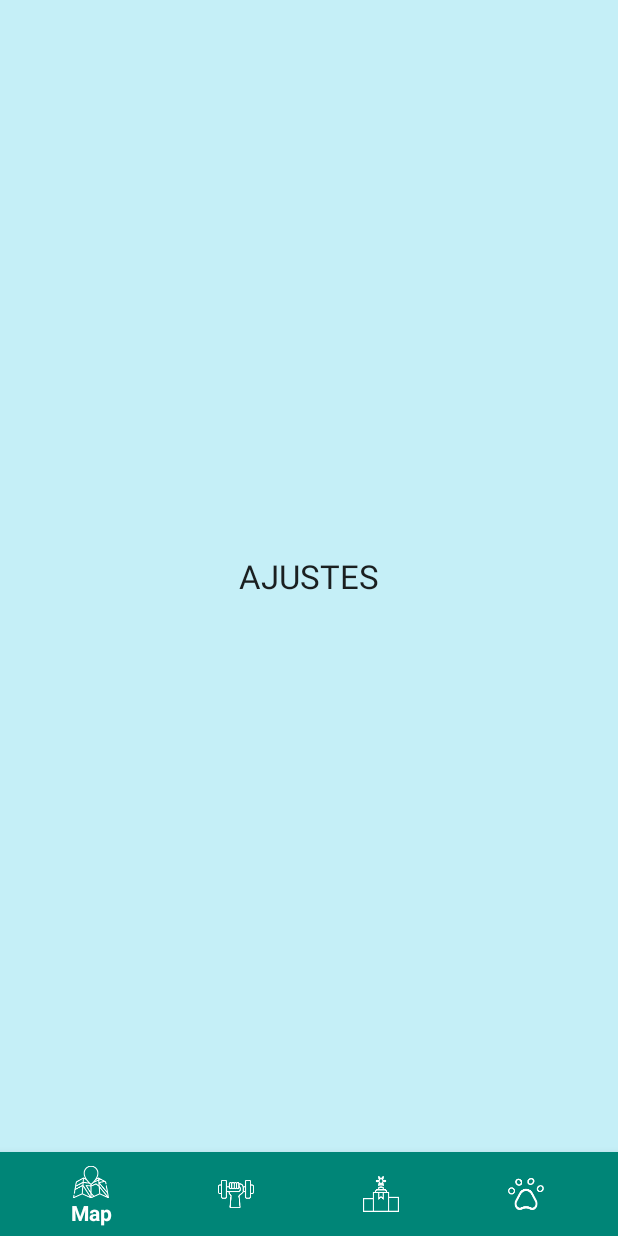
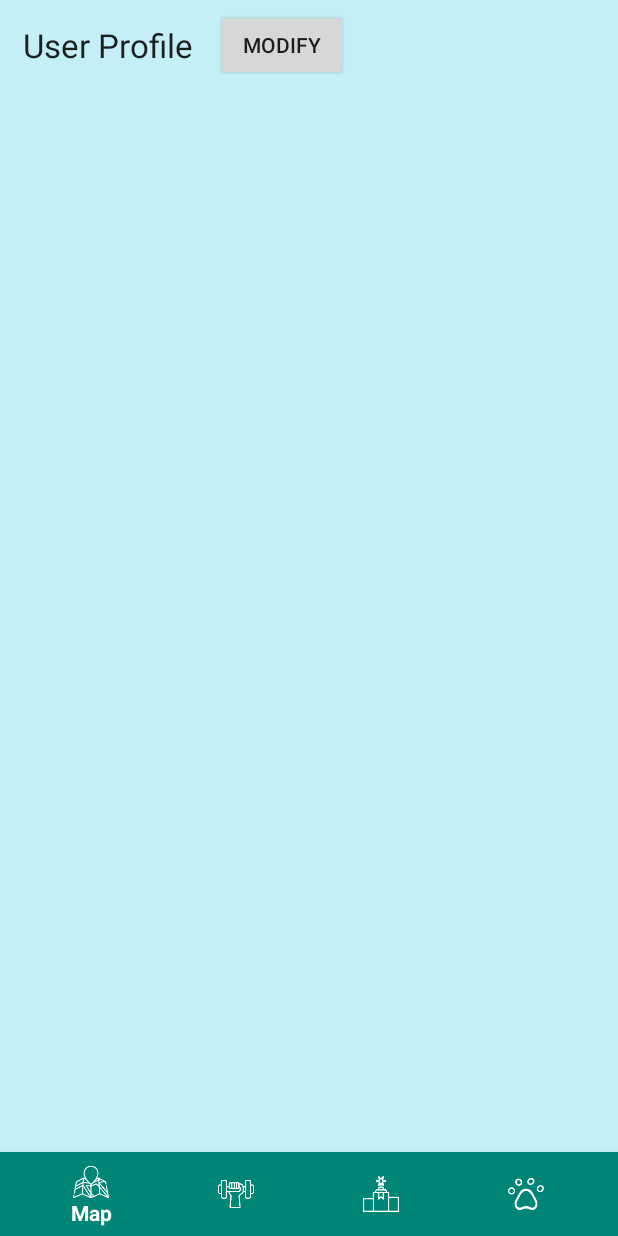
Before and after one commit to gonz92alex/PES_Runnimal-Front, an Android app: the fragment AjustesFragment placed in its activity, on a phone screen of 412 x 824 dp. Run offline under Robolectric (Android 15) with nearby library versions, the phone set to English and light mode, and no system bars; Roboto replaces fonts that are not available here.

Commit message:
Añade pantalla preliminar de ajustes y modificar preliminar
Se añade el modificar usuario pero su pantalla no es correcta aun, solo es una referencia .

```diff
--- a/app/src/main/java/com/example/myapplication/AjustesFragment.java
+++ b/app/src/main/java/com/example/myapplication/AjustesFragment.java
@@ -6,11 +6,29 @@ import android.support.v4.app.Fragment;
 import android.view.LayoutInflater;
 import android.view.View;
 import android.view.ViewGroup;
+import android.widget.Button;
 
 public class AjustesFragment extends Fragment {
     @Nullable
     @Override
     public View onCreateView(LayoutInflater inflater, @Nullable ViewGroup container, @Nullable Bundle savedInstanceState) {
-        return inflater.inflate(R.layout.fragment_ajustes, container, false);
+        View view = inflater.inflate(R.layout.fragment_ajustes, container, false);
+        Button addButton = view.findViewById(R.id.btn_add);
+        addButton.setOnClickListener(new View.OnClickListener() {
+            @Override
+            public void onClick(View v) {
+                /*FragmentTransaction fr = getFragmentManager().beginTransaction();
+                fr.replace(R.id.fragment_container, AnadirMascotaFragment.newInstance("elpapito@mipito.es"))
+                        .commit();*/
+                AddEv();
+            }
+        });
+
+        return view;
+    }
+    public void AddEv() {
+        //ToDO pasamos el mail del usuario logueado como parametro?
+        ((GodActivity)getActivity()).loadFragment(ModifyUserFragment.newInstance("elpapito@mipito.es"));
+
     }
 }
--- a/app/src/main/java/com/example/myapplication/LogInActivity.java
+++ b/app/src/main/java/com/example/myapplication/LogInActivity.java
@@ -90,7 +90,7 @@ public class LogInActivity extends AppCompatActivity {
     public void LoginOk(String email, String nombre /* falta añadir las fotos */){
         Intent LoginIntent = new Intent(this, GodActivity.class);
         SingletonSession.Instance().setMail(email);
-        SingletonSession.Instance().setUsername(nombre);//ToDo esto es un ejemplo, mas adelante tenemos que hacer que pase la informacion que nos retorna el back
+        SingletonSession.Instance().setUsername(nombre);
         startActivity(LoginIntent);
     }
 
--- a/app/src/main/res/layout/fragment_ajustes.xml
+++ b/app/src/main/res/layout/fragment_ajustes.xml
@@ -1,15 +1,32 @@
 <?xml version="1.0" encoding="utf-8"?>
-<RelativeLayout xmlns:android="http://schemas.android.com/apk/res/android"
+<LinearLayout xmlns:android="http://schemas.android.com/apk/res/android"
     android:layout_width="match_parent"
     android:layout_height="match_parent"
-    android:background="#C5EFF7">
+    android:orientation="vertical">
 
-    <TextView
-        android:layout_width="wrap_content"
+    <LinearLayout
+        android:layout_width="match_parent"
         android:layout_height="wrap_content"
-        android:layout_centerHorizontal="true"
-        android:layout_centerVertical="true"
-        android:text="AJUSTES"
-        android:textAppearance="@style/Base.TextAppearance.AppCompat.Large" />
+        android:orientation="horizontal">
 
-</RelativeLayout>
+        <TextView
+            android:layout_width="wrap_content"
+            android:layout_height="wrap_content"
+            android:layout_margin="15dp"
+            android:text="@string/UserProfile"
+            android:textAppearance="@style/Base.TextAppearance.AppCompat.Large" />
+
+        <Button
+            android:id="@+id/btn_add"
+            android:layout_width="wrap_content"
+            android:layout_height="wrap_content"
+            android:layout_gravity="center"
+            android:baselineAligned="false"
+            android:text="@string/Modify"
+            android:contentDescription="img_añadir" />
+
+
+    </LinearLayout>
+
+
+</LinearLayout>
--- a/app/src/main/res/values/strings.xml
+++ b/app/src/main/res/values/strings.xml
@@ -27,6 +27,8 @@
     <string name="age">Age</string>
     <string name="sign_up">Sign Up</string>
     <string name="steps">Steps</string>
+    <string name="UserProfile" translatable="false">User Profile</string>
+    <string name="Modify" translatable="false">Modify</string>
 
     <!-- TODO: Remove or change this placeholder text -->
 </resources>
```
Also changed, not shown: app/src/main/java/com/example/myapplication/ModifyUserFragment.java (added, +22 -0 lines), app/src/main/res/layout/fragment_modify_user.xml (added, +119 -0 lines).
